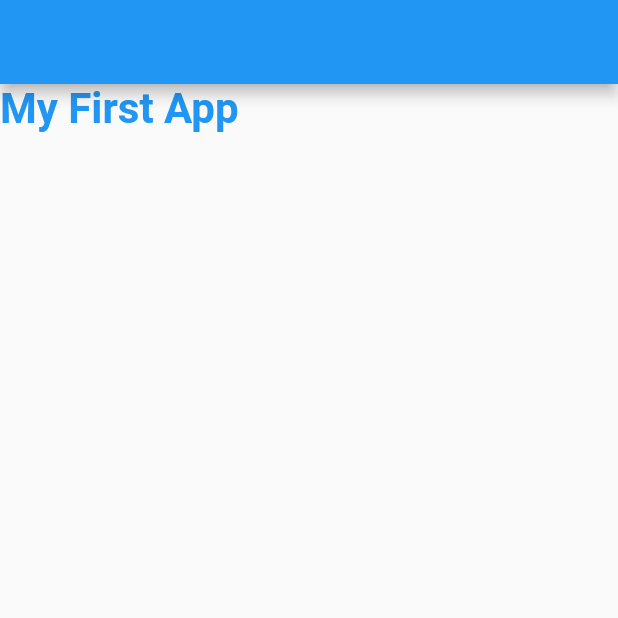
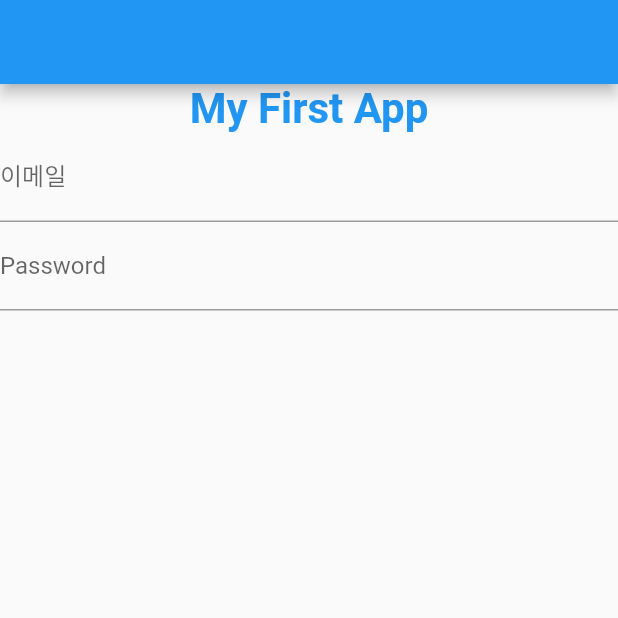
Before and after one commit to foryoudrizzle14/hello_flutter, a Flutter app: the screen it shows after launch, on a phone screen of 412 x 824 dp, the top half of it. Run offline on Flutter 3.47's test engine with Material 2 defaults, Android fonts, the phone set to English and light mode, and no system bars.

Commit message:
login page

```diff
--- a/lib/main.dart
+++ b/lib/main.dart
@@ -11,10 +11,26 @@ class MyApp extends StatelessWidget {
       debugShowCheckedModeBanner: false, // remove debug banner
       home: Scaffold(
         appBar: AppBar(),
-        body: Text(
-          'My First App',
-          style: TextStyle(
-              fontSize: 28, color: Colors.blue, fontWeight: FontWeight.bold),
+        body: Column(
+          children: [
+            Text(
+              'My First App',
+              style: TextStyle(
+                  fontSize: 28,
+                  color: Colors.blue,
+                  fontWeight: FontWeight.bold),
+            ),
+            TextField(
+              decoration: InputDecoration(
+                labelText: '이메일',
+              ),
+            ),
+            TextField(
+              decoration: InputDecoration(
+                labelText: 'Password',
+              ),
+            ),
+          ],
         ),
       ), //Scaffold
     ); //MaterialApp,
```
